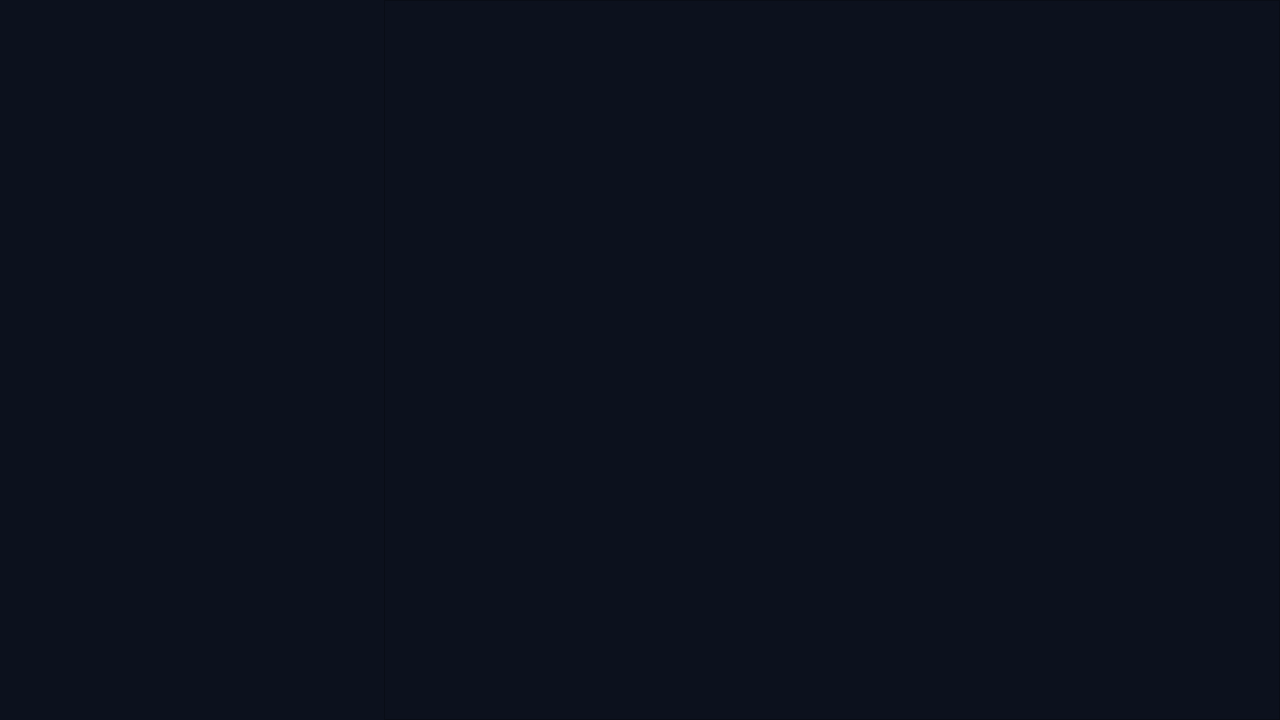
Before: the Qt Designer form src/common/resources/ui/chat.ui in DuckyShine004/chat-app-python, drawn with Qt 5.
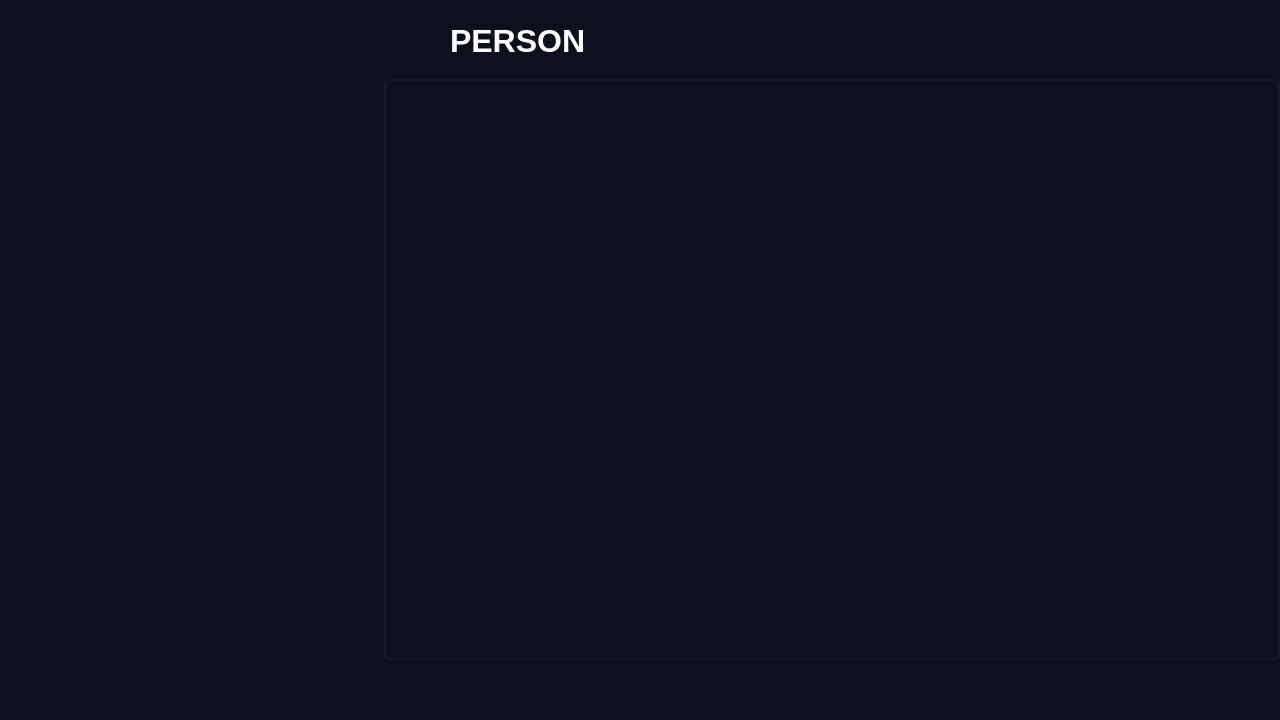
After: the same form once the commit is applied. Icons and pictures are not drawn.

Patch:
```diff
--- a/src/common/resources/ui/chat.ui
+++ b/src/common/resources/ui/chat.ui
@@ -26,9 +26,9 @@
    <property name="geometry">
     <rect>
      <x>384</x>
-     <y>0</y>
+     <y>79</y>
      <width>896</width>
-     <height>720</height>
+     <height>581</height>
     </rect>
    </property>
    <property name="sizePolicy">
@@ -37,6 +37,17 @@
      <verstretch>0</verstretch>
     </sizepolicy>
    </property>
+   <property name="styleSheet">
+    <string notr="true">QScrollArea {
+    border: 2px solid #161B27;  /* Set border thickness and color */
+    border-radius: 5px;  /* Optional: Add rounded corners */
+    background-color: transparent;  /* Optional: Set background color to transparent */
+}
+
+QScrollBar:vertical, QScrollBar:horizontal {
+    background-color: #161B27;  /* Style the scrollbars to match the border */
+}</string>
+   </property>
    <property name="widgetResizable">
     <bool>true</bool>
    </property>
@@ -45,12 +56,56 @@
      <rect>
       <x>0</x>
       <y>0</y>
-      <width>894</width>
-      <height>718</height>
+      <width>892</width>
+      <height>577</height>
      </rect>
     </property>
    </widget>
   </widget>
+  <widget class="QLabel" name="label">
+   <property name="geometry">
+    <rect>
+     <x>450</x>
+     <y>20</y>
+     <width>821</width>
+     <height>41</height>
+    </rect>
+   </property>
+   <property name="styleSheet">
+    <string notr="true">QLabel {
+    color: white;  /* Text color */
+    font-size: 32px;  /* Font size */
+	font-weight: bold;  /* Make the font bold */
+	background-color: transparent;  /* Transparent background */
+}
+</string>
+   </property>
+   <property name="text">
+    <string>PERSON</string>
+   </property>
+  </widget>
+  <widget class="QLabel" name="label_2">
+   <property name="geometry">
+    <rect>
+     <x>390</x>
+     <y>20</y>
+     <width>40</width>
+     <height>40</height>
+    </rect>
+   </property>
+   <property name="styleSheet">
+    <string notr="true">QLabel {
+	image: url(:/icons/ui/icons/user_profile.png);
+	background-color: transparent;
+}</string>
+   </property>
+   <property name="text">
+    <string/>
+   </property>
+   <property name="scaledContents">
+    <bool>true</bool>
+   </property>
+  </widget>
  </widget>
  <resources/>
  <connections/>
```
Left out of the diff: 4 changed lines with no effect on the pictures.
